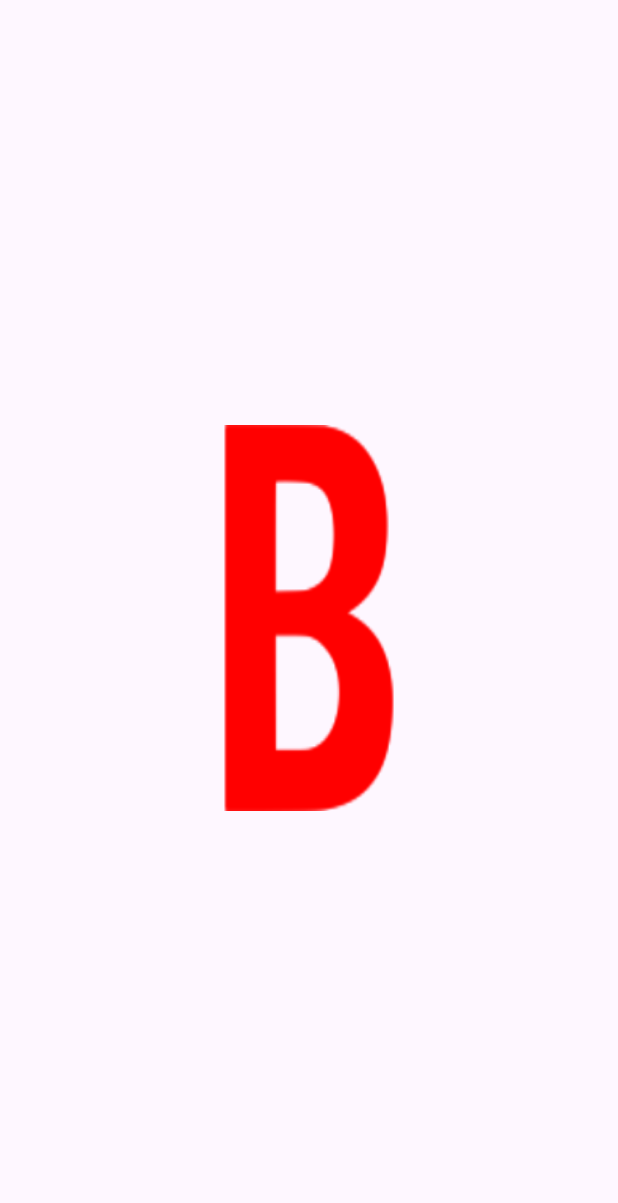
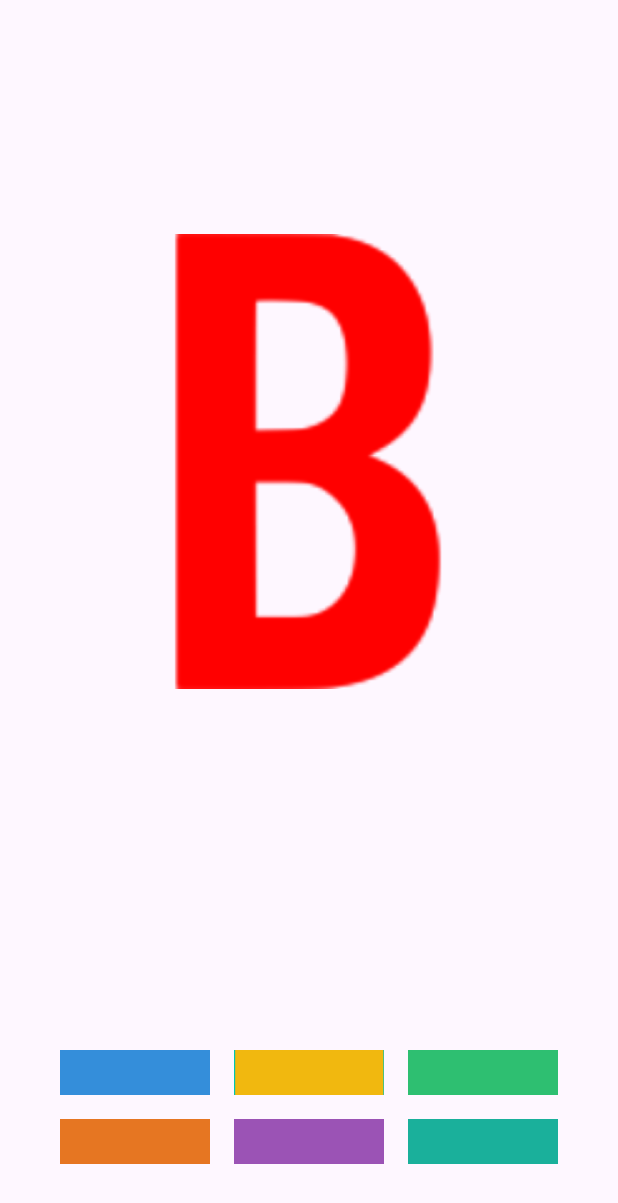
Before and after one commit to Calcifer2002/Trace-n-Learn--typ, an Android app: the screen it shows after launch (B_Activity), on a phone screen of 412 x 824 dp. Shown: the top 1203 px of the screen. Run offline under Robolectric (Android 15) with nearby library versions, the phone set to English and light mode, and no system bars.

Commit message:
colour palatte

```diff
--- a/app/src/main/java/com/yp/tracenlearn/BCustomView.java
+++ b/app/src/main/java/com/yp/tracenlearn/BCustomView.java
@@ -30,6 +30,7 @@ public class BCustomView extends View {
     private List<Point> nonTransparentPixels = new ArrayList<>();
     private List<Point> strokeCoordinates = new ArrayList<>();
 
+    private int strokeColor = Color.BLACK;
 
     public BCustomView(Context context, AttributeSet attrs) {
         super(context, attrs);
@@ -40,13 +41,17 @@ public class BCustomView extends View {
         mPath = new Path();
         mPaint = new Paint();
         mPaint.setAntiAlias(true);
-        mPaint.setColor(Color.BLACK);
+        mPaint.setColor(strokeColor);
         mPaint.setStyle(Paint.Style.STROKE);
         mPaint.setStrokeJoin(Paint.Join.ROUND);
         mPaint.setStrokeWidth(70f);
         // Do not load the background image here
     }
-
+    public void setStrokeColor(int color) {
+        this.strokeColor = color;
+        mPaint.setColor(color); // Set the stroke color for drawing paths
+        invalidate(); // Redraw the canvas with the new stroke color
+    }
     @Override
     protected void onSizeChanged(int w, int h, int oldw, int oldh) {
         super.onSizeChanged(w, h, oldw, oldh);
--- a/app/src/main/java/com/yp/tracenlearn/B_Activity.java
+++ b/app/src/main/java/com/yp/tracenlearn/B_Activity.java
@@ -2,7 +2,12 @@ package com.yp.tracenlearn;
 
 import androidx.appcompat.app.AppCompatActivity;
 
+import android.graphics.Color;
 import android.os.Bundle;
+import android.util.Log;
+import android.view.View;
+import android.widget.ImageView;
+import android.widget.LinearLayout;
 
 public class B_Activity extends AppCompatActivity {
 
@@ -10,5 +15,44 @@ public class B_Activity extends AppCompatActivity {
     protected void onCreate(Bundle savedInstanceState) {
         super.onCreate(savedInstanceState);
         setContentView(R.layout.activity_b);
+
+        BCustomView customBCanvas = findViewById(R.id.customBCanvas);
+        LinearLayout colorPanel = findViewById(R.id.colorPanel);
+
+        for (int i = 0; i < colorPanel.getChildCount(); i++) {
+            View childLayout = colorPanel.getChildAt(i);
+            if (childLayout instanceof LinearLayout) {
+                // Iterate through the children of this LinearLayout
+                for (int j = 0; j < ((LinearLayout) childLayout).getChildCount(); j++) {
+                    View child = ((LinearLayout) childLayout).getChildAt(j);
+                    if (child instanceof ImageView) {
+                        final int colorIndex = i * 3 + j;  // Assuming each line has 3 colors
+                        child.setOnClickListener(new View.OnClickListener() {
+                            @Override
+                            public void onClick(View v) {
+                                customBCanvas.setStrokeColor(getColorForIndex(colorIndex));
+                            }
+                        });
+                    }
+                }
+            }
+        }
+    }
+
+    private int getColorForIndex(int index) {
+        String[] colorHexCodes = {
+                "#3498db",
+                "#f1c40f",
+                "#2ecc71",
+                "#e67e22",
+                "#9b59b6",
+                "#1abc9c"
+        };
+
+        if (index >= 0 && index < colorHexCodes.length) {
+            return Color.parseColor(colorHexCodes[index]);
+        } else {
+            return Color.BLACK;
+        }
     }
 }
--- a/app/src/main/res/layout/activity_b.xml
+++ b/app/src/main/res/layout/activity_b.xml
@@ -1,17 +1,38 @@
 <?xml version="1.0" encoding="utf-8"?>
-<androidx.constraintlayout.widget.ConstraintLayout xmlns:android="http://schemas.android.com/apk/res/android"
+<androidx.constraintlayout.widget.ConstraintLayout
+    xmlns:android="http://schemas.android.com/apk/res/android"
     xmlns:app="http://schemas.android.com/apk/res-auto"
     xmlns:tools="http://schemas.android.com/tools"
     android:layout_width="match_parent"
     android:layout_height="match_parent"
     tools:context=".B_Activity">
+
+    <!-- Your custom canvas view -->
+
+    <!-- Color panel -->
+
+
     <com.yp.tracenlearn.BCustomView
         android:id="@+id/customBCanvas"
-        android:layout_width="204dp"
-        android:layout_height="257dp"
+        android:layout_width="320dp"
+        android:layout_height="303dp"
+        android:layout_marginTop="156dp"
+        app:layout_constraintDimensionRatio="H,1:1"
+        app:layout_constraintEnd_toEndOf="parent"
+        app:layout_constraintHorizontal_bias="0.494"
+        app:layout_constraintStart_toStartOf="parent"
+        app:layout_constraintTop_toTopOf="parent" />
+
+    <include
+        android:id="@+id/colorPanel"
+        layout="@layout/colour_panel"
+        android:layout_width="match_parent"
+        android:layout_height="wrap_content"
+        android:layout_below="@id/customBCanvas"
         app:layout_constraintBottom_toBottomOf="parent"
-        app:layout_constraintEnd_toEndOf="parent"
-        app:layout_constraintStart_toStartOf="parent"
-        app:layout_constraintTop_toTopOf="parent"
-        tools:layout_editor_absoluteX="79dp" />
+        app:layout_constraintTop_toBottomOf="@+id/customBCanvas"
+        app:layout_constraintVertical_bias="0.876"
+        tools:layout_editor_absoluteX="0dp" />
+
+
 </androidx.constraintlayout.widget.ConstraintLayout>
--- a/app/src/main/res/layout/activity_i.xml
+++ b/app/src/main/res/layout/activity_i.xml
@@ -16,4 +16,6 @@
         app:layout_constraintTop_toTopOf="parent"
         tools:layout_editor_absoluteX="79dp" />
 
+
+
 </androidx.constraintlayout.widget.ConstraintLayout>
--- /dev/null
+++ b/app/src/main/res/layout/color_panel.xml
@@ -0,0 +1,6 @@
+<?xml version="1.0" encoding="utf-8"?>
+<androidx.constraintlayout.widget.ConstraintLayout xmlns:android="http://schemas.android.com/apk/res/android"
+    android:layout_width="match_parent"
+    android:layout_height="match_parent">
+
+</androidx.constraintlayout.widget.ConstraintLayout>
--- /dev/null
+++ b/app/src/main/res/layout/colour_panel.xml
@@ -0,0 +1,69 @@
+<!-- res/layout/color_panel_layout.xml -->
+<LinearLayout
+    xmlns:android="http://schemas.android.com/apk/res/android"
+    android:layout_width="match_parent"
+    android:layout_height="wrap_content"
+    android:orientation="vertical"
+    android:gravity="center"
+    android:padding="16dp">
+
+    <!-- First Line -->
+    <LinearLayout
+        android:layout_width="match_parent"
+        android:layout_height="wrap_content"
+        android:orientation="horizontal"
+        android:gravity="center">
+
+        <!-- Red -->
+        <ImageView
+            android:layout_width="100dp"
+            android:layout_height="30dp"
+            android:background="@drawable/blue" />
+
+        <!-- Yellow -->
+        <ImageView
+            android:layout_width="100dp"
+            android:layout_height="30dp"
+            android:background="@drawable/yellow"
+            android:layout_marginStart="16dp" />
+
+        <!-- Green -->
+        <ImageView
+            android:layout_width="100dp"
+            android:layout_height="30dp"
+            android:background="@drawable/green"
+            android:layout_marginStart="16dp" />
+    </LinearLayout>
+
+    <!-- Second Line with Padding -->
+    <LinearLayout
+        android:layout_width="match_parent"
+        android:layout_height="wrap_content"
+        android:orientation="horizontal"
+        android:gravity="center"
+        android:layout_marginTop="16dp">
+
+        <!-- Orange -->
+        <ImageView
+            android:layout_width="100dp"
+            android:layout_height="30dp"
+            android:background="@drawable/orange" />
+
+        <!-- Purple -->
+        <ImageView
+            android:layout_width="100dp"
+            android:layout_height="30dp"
+            android:background="@drawable/purple"
+            android:layout_marginStart="16dp" />
+
+        <!-- Turquoise -->
+        <ImageView
+            android:layout_width="100dp"
+            android:layout_height="30dp"
+            android:background="@drawable/turqouise"
+            android:layout_marginStart="16dp" />
+    </LinearLayout>
+
+    <!-- Add more color buttons as needed -->
+
+</LinearLayout>
```
Also changed, not shown: app/src/main/res/drawable/blue.png (added), app/src/main/res/drawable/green.png (added), app/src/main/res/drawable/orange.png (added), app/src/main/res/drawable/purple.png (added), app/src/main/res/drawable/turqouise.png (added), app/src/main/res/drawable/yellow.png (added).
